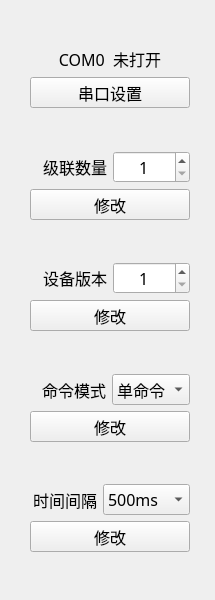
This is IDC_TestSystem/mpdu/m_toolbox/m_settingtoolwid.ui in ChinaClever/IDC_TestSystem as Qt 5 draws it before an edit. The edited form follows.
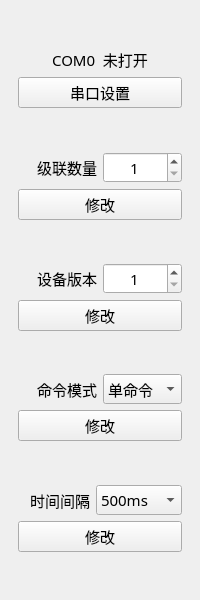
This is the edited form.

Patch:
```diff
--- a/IDC_TestSystem/mpdu/m_toolbox/m_settingtoolwid.ui
+++ b/IDC_TestSystem/mpdu/m_toolbox/m_settingtoolwid.ui
@@ -6,14 +6,14 @@
    <rect>
     <x>0</x>
     <y>0</y>
-    <width>215</width>
+    <width>200</width>
     <height>600</height>
    </rect>
   </property>
   <property name="font">
    <font>
     <family>微软雅黑</family>
-    <pointsize>12</pointsize>
+    <pointsize>11</pointsize>
    </font>
   </property>
   <property name="windowTitle">
@@ -21,10 +21,10 @@
   </property>
   <layout class="QVBoxLayout" name="verticalLayout">
    <property name="leftMargin">
-    <number>30</number>
+    <number>18</number>
    </property>
    <property name="rightMargin">
-    <number>25</number>
+    <number>18</number>
    </property>
    <item>
     <spacer name="verticalSpacer">
```
